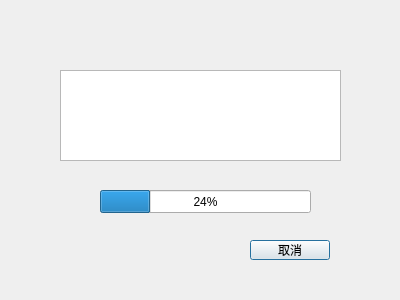
Before: the Qt Designer form music_player/ui/lockdialog.ui in hidog/ffmpeg_test, drawn with Qt 5.
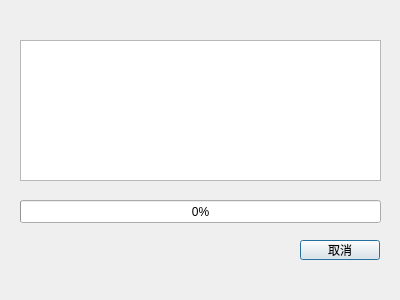
After: the same form once the commit is applied.

The edit to the form file:
```diff
--- a/music_player/ui/lockdialog.ui
+++ b/music_player/ui/lockdialog.ui
@@ -10,13 +10,25 @@
     <height>300</height>
    </rect>
   </property>
+  <property name="sizePolicy">
+   <sizepolicy hsizetype="Fixed" vsizetype="Fixed">
+    <horstretch>0</horstretch>
+    <verstretch>0</verstretch>
+   </sizepolicy>
+  </property>
+  <property name="contextMenuPolicy">
+   <enum>Qt::NoContextMenu</enum>
+  </property>
   <property name="windowTitle">
    <string>Dialog</string>
   </property>
-  <widget class="QPushButton" name="pushButton">
+  <property name="modal">
+   <bool>true</bool>
+  </property>
+  <widget class="QPushButton" name="cancelButton">
    <property name="geometry">
     <rect>
-     <x>250</x>
+     <x>300</x>
      <y>240</y>
      <width>80</width>
      <height>20</height>
@@ -29,23 +41,23 @@
   <widget class="QProgressBar" name="progressBar">
    <property name="geometry">
     <rect>
-     <x>100</x>
-     <y>190</y>
-     <width>211</width>
+     <x>20</x>
+     <y>200</y>
+     <width>361</width>
      <height>23</height>
     </rect>
    </property>
    <property name="value">
-    <number>24</number>
+    <number>0</number>
    </property>
   </widget>
   <widget class="QTextBrowser" name="textBrowser">
    <property name="geometry">
     <rect>
-     <x>60</x>
-     <y>70</y>
-     <width>281</width>
-     <height>91</height>
+     <x>20</x>
+     <y>40</y>
+     <width>361</width>
+     <height>141</height>
     </rect>
    </property>
   </widget>
```
Left out of the diff: 18 changed lines with no effect on the pictures.
